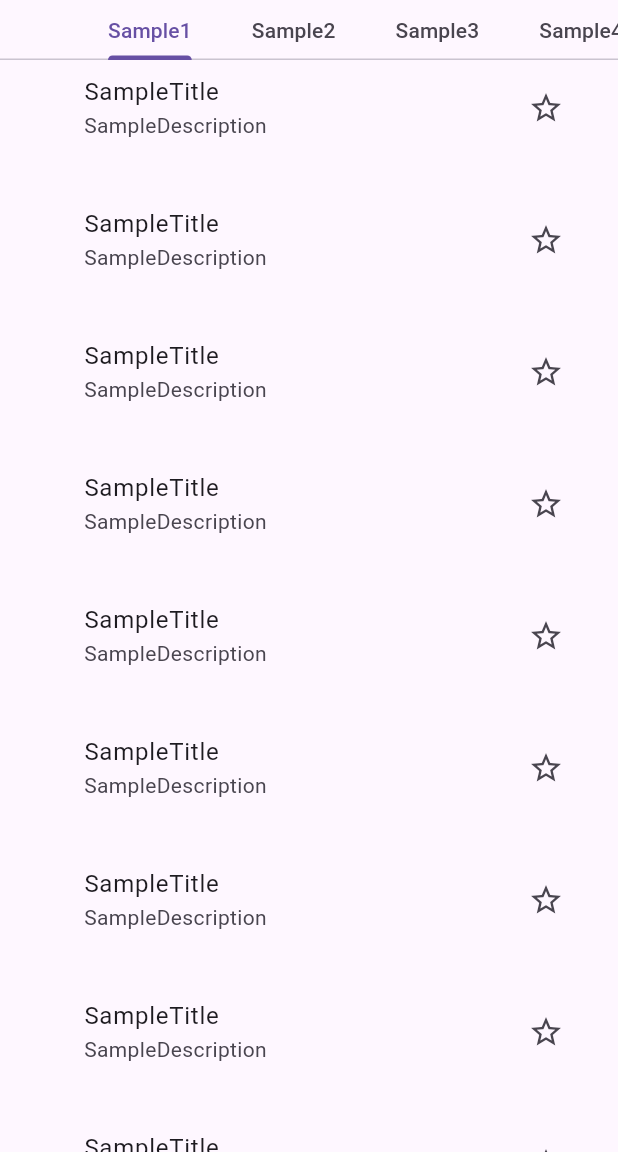
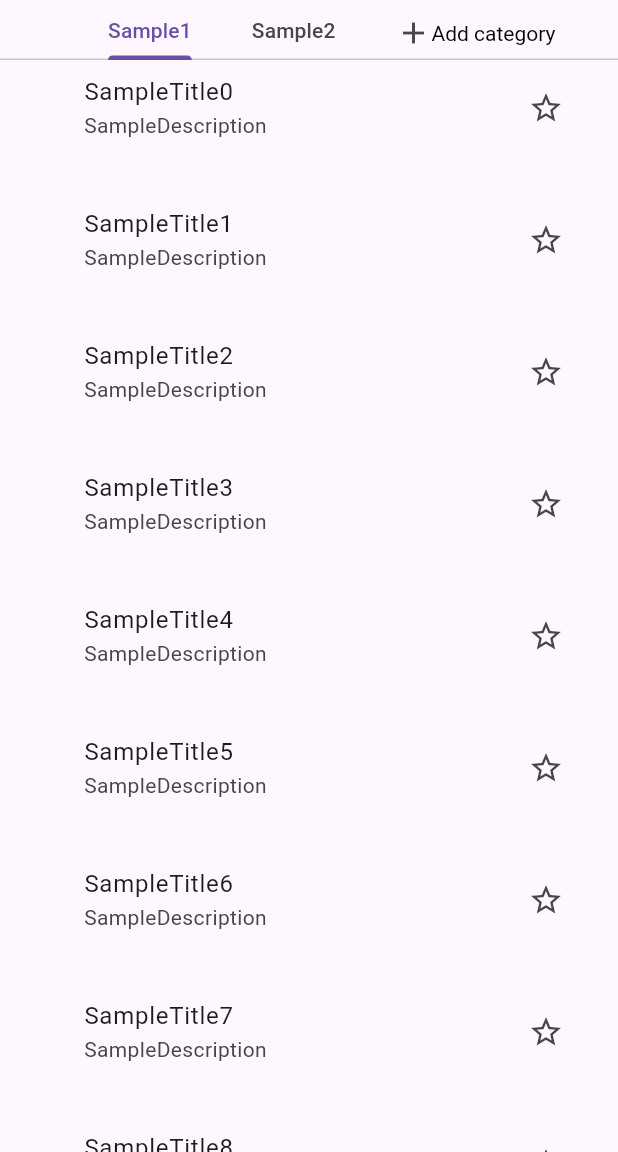
Before and after one commit to Ldev007/godo, a Flutter app: the screen it shows after launch, on a phone screen of 412 x 824 dp, the part 84-1236 px from its top. Run offline on Flutter 3.47's test engine with Material 3 defaults, Android fonts, the phone set to English and light mode, and no system bars; our stand-ins replace async_redux, get_it, go_router.

Commit message:
:art: implemented add category option

```diff
--- a/lib/src/presentation/tasks/all_tasks_screen.dart
+++ b/lib/src/presentation/tasks/all_tasks_screen.dart
@@ -17,7 +17,12 @@ class _AllTasksScreenState extends State<AllTasksScreen> with SingleTickerProvid
 
   @override
   void initState() {
-    _tabController = TabController(length: 6, vsync: this);
+    _tabController = TabController(length: 3, vsync: this);
+    _tabController.addListener(() {
+      if (_tabController.index == _tabController.length - 1) {
+        _tabController.animateTo(_tabController.previousIndex, duration: Duration.zero);
+      }
+    });
     listController = ScrollController();
     super.initState();
   }
@@ -25,10 +30,7 @@ class _AllTasksScreenState extends State<AllTasksScreen> with SingleTickerProvid
   @override
   Widget build(BuildContext context) {
     return Scaffold(
-      body: SizedBox(
-        width: MediaQuery.of(context).size.width,
-        height: MediaQuery.of(context).size.height,
-        child: SafeArea(
+      body: SafeArea(
         child: CustomScrollView(
           controller: listController,
           slivers: [
@@ -46,10 +48,13 @@ class _AllTasksScreenState extends State<AllTasksScreen> with SingleTickerProvid
               child: TabBarView(
                 controller: _tabController,
                 children: [
-                    ListView.builder(
+                  SingleChildScrollView(
                     physics: NeverScrollableScrollPhysics(),
-                      itemCount: 10,
-                      itemBuilder: (ctx, i) => Dismissible(
+                    child: Column(
+                      mainAxisSize: MainAxisSize.max,
+                      children: List.generate(
+                        10,
+                        (i) => Dismissible(
                           key: ValueKey(i + 2),
                           child: ListTile(
                             leading: Container(
@@ -57,90 +62,48 @@ class _AllTasksScreenState extends State<AllTasksScreen> with SingleTickerProvid
                               width: 10,
                               height: 10,
                             ),
-                          title: Text('SampleTitle'),
+                            title: Text('SampleTitle$i'),
                             subtitle: Text('SampleDescription'),
                             trailing: IconButton(onPressed: () => null, icon: Icon(Icons.star_border)),
                             isThreeLine: true,
                           ),
                         ),
                       ),
-                    ListView.builder(
-                      itemCount: 10,
-                      itemBuilder: (ctx, i) => Dismissible(
-                        key: ValueKey(i + 3),
+                    ),
+                  ),
+                  SingleChildScrollView(
+                    child: Column(
+                      mainAxisSize: MainAxisSize.max,
+                      children: List.generate(
+                        10,
+                        (i) => Dismissible(
+                          key: ValueKey(i + 2),
                           child: ListTile(
                             leading: Container(
                               decoration: BoxDecoration(shape: BoxShape.circle),
                               width: 10,
                               height: 10,
                             ),
-                          title: Text('SampleTitle'),
+                            title: Text('SampleTitle${i + 1}'),
                             subtitle: Text('SampleDescription'),
                             trailing: IconButton(onPressed: () => null, icon: Icon(Icons.star_border)),
                             isThreeLine: true,
                           ),
                         ),
                       ),
-                    ListView.builder(
-                      itemCount: 10,
-                      itemBuilder: (ctx, i) => Dismissible(
-                        key: ValueKey(i + 5),
-                        child: ListTile(
-                          leading: Container(
-                            decoration: BoxDecoration(shape: BoxShape.circle),
-                            width: 10,
-                            height: 10,
-                          ),
-                          title: Text('SampleTitle'),
-                          subtitle: Text('SampleDescription'),
-                          trailing: IconButton(onPressed: () => null, icon: Icon(Icons.star_border)),
-                          isThreeLine: true,
                     ),
                   ),
-                    ),
-                    ListView.builder(
-                      itemCount: 10,
-                      itemBuilder: (ctx, i) => Dismissible(
-                        key: ValueKey(i + 7),
-                        child: ListTile(
-                          leading: Container(
-                            decoration: BoxDecoration(shape: BoxShape.circle),
-                            width: 10,
-                            height: 10,
-                          ),
-                          title: Text('SampleTitle'),
-                          subtitle: Text('SampleDescription'),
-                          trailing: IconButton(onPressed: () => null, icon: Icon(Icons.star_border)),
-                          isThreeLine: true,
-                        ),
-                      ),
-                    ),
-                    ListView.builder(
-                      itemCount: 10,
-                      itemBuilder: (ctx, i) => Dismissible(
-                        key: ValueKey(i + 8),
-                        child: ListTile(
-                          leading: Container(
-                            decoration: BoxDecoration(shape: BoxShape.circle),
-                            width: 10,
-                            height: 10,
-                          ),
-                          title: Text('SampleTitle'),
-                          subtitle: Text('SampleDescription'),
-                          trailing: IconButton(onPressed: () => null, icon: Icon(Icons.star_border)),
-                          isThreeLine: true,
-                        ),
-                      ),
-                    ),
+                  SizedBox(),
                 ],
               ),
             ),
           ],
         ),
       ),
-      ),
     );
   }
+
+  rebuild() => setState(() {});
 }
 
 // Custom delegate to control the sliver's behavior
@@ -162,9 +125,6 @@ class _CategoriesBarHeader extends SliverPersistentHeaderDelegate {
       tabs: [
         Text('Sample1'),
         Text('Sample2'),
-        Text('Sample3'),
-        Text('Sample4'),
-        Text('Sample5'),
         RichText(
           overflow: TextOverflow.visible,
           text: TextSpan(
@@ -175,19 +135,25 @@ class _CategoriesBarHeader extends SliverPersistentHeaderDelegate {
           ),
         ),
       ],
-      onTap: (i) => i == 5
-          ? showBottomSheet(
+      onTap: (i) {
+        if (i == tabController.length - 1) {
+          showBottomSheet(
             context: context,
             builder: (context) => Center(
               child: Text('Sheet'),
             ),
-            )
-          : null,
+          );
+        }
+      },
     );
   }
 
   @override
-  bool shouldRebuild(covariant SliverPersistentHeaderDelegate oldDelegate) {
-    return false; // You can use this to decide when the header should be rebuilt
+  bool shouldRebuild(covariant _CategoriesBarHeader oldDelegate) {
+    if (tabController.index == 2) {
+      tabController.animateTo(0);
+      return true;
+    }
+    return false;
   }
 }
```
Lines whose indentation alone changed are shown as unchanged.
